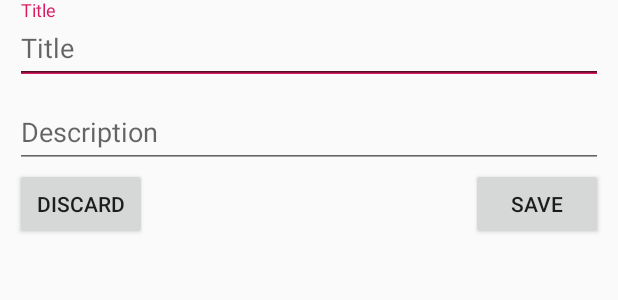
After one commit to ozakeri/generatePassword, an Android app: the layout add_notes_layout_dialog.xml on its own in the app's theme, with its tools: preview values and no code run, on a phone screen of 412 x 824 dp. The commit adds this screen. Shown: the top 300 px of the screen. Run offline under Robolectric (Android 15) with nearby library versions, the phone set to English and light mode, and no system bars.

Commit message:
commited by omid zakeri

```diff
--- a/app/build.gradle
+++ b/app/build.gradle
@@ -32,7 +32,7 @@ dependencies {
     androidTestImplementation 'androidx.test:runner:1.2.0'
     androidTestImplementation 'androidx.test.espresso:espresso-core:3.2.0'
     implementation "com.android.support:appcompat-v7:$rootProject.supportLibraryVersion"
-    implementation ("org.adw.library:discrete-seekbar:$rootProject.discreteSeekbarVersion") {
+    implementation("org.adw.library:discrete-seekbar:$rootProject.discreteSeekbarVersion") {
         exclude group: 'com.android.support'
         exclude module: 'appcompat-v7'
         exclude module: 'support-v4'
@@ -43,5 +43,7 @@ dependencies {
     annotationProcessor "com.jakewharton:butterknife-compiler:$rootProject.butterKnifeVersion"
     implementation "android.arch.persistence.room:runtime:$rootProject.roomVersion"
     annotationProcessor "android.arch.persistence.room:compiler:$rootProject.roomVersion"
-
+    implementation "androidx.recyclerview:recyclerview:$rootProject.recyclerviewVersion"
+    implementation "androidx.cardview:cardview:$rootProject.cardviewVersion"
+    implementation "com.google.android.material:material:$rootProject.materialVersion"
 }
--- a/app/src/main/AndroidManifest.xml
+++ b/app/src/main/AndroidManifest.xml
@@ -9,6 +9,7 @@
         android:roundIcon="@mipmap/ic_launcher_round"
         android:supportsRtl="true"
         android:theme="@style/AppTheme">
+        <activity android:name=".NotesActivity"></activity>
         <activity android:name=".MainActivity">
             <intent-filter>
                 <action android:name="android.intent.action.MAIN" />
--- a/app/src/main/java/samidsoft/co/passwordgenerator/model/Note.java
+++ b/app/src/main/java/samidsoft/co/passwordgenerator/model/Note.java
@@ -3,14 +3,17 @@ package samidsoft.co.passwordgenerator.model;
 import androidx.room.ColumnInfo;
 import androidx.room.Entity;
 import androidx.room.PrimaryKey;
+import androidx.room.TypeConverters;
 
 import java.io.Serializable;
 import java.util.Date;
 
+import samidsoft.co.passwordgenerator.utils.DateConverter;
+
 @Entity
 public class Note implements Serializable {
 
-    @PrimaryKey
+    @PrimaryKey(autoGenerate = true)
     @ColumnInfo(name = "id")
     private Long id;
     @ColumnInfo(name = "title")
@@ -20,6 +23,7 @@ public class Note implements Serializable {
     @ColumnInfo(name = "searchKey")
     private String searchKey;
     @ColumnInfo(name = "dateCreation")
+    @TypeConverters({DateConverter.class})
     private Date dateCreation;
 
     public Long getId() {
--- /dev/null
+++ b/app/src/main/res/layout/add_notes_layout_dialog.xml
@@ -0,0 +1,76 @@
+<?xml version="1.0" encoding="utf-8"?>
+<androidx.constraintlayout.widget.ConstraintLayout xmlns:android="http://schemas.android.com/apk/res/android"
+    xmlns:tools="http://schemas.android.com/tools"
+    android:layout_width="match_parent"
+    android:layout_height="wrap_content">
+
+    <RelativeLayout
+        android:layout_width="match_parent"
+        android:layout_height="wrap_content"
+        android:layout_margin="10dp"
+        tools:ignore="MissingConstraints">
+
+
+        <com.google.android.material.textfield.TextInputLayout
+            android:layout_width="match_parent"
+            android:layout_height="wrap_content">
+
+            <androidx.appcompat.widget.AppCompatEditText
+                android:layout_width="match_parent"
+                android:layout_height="wrap_content"
+                android:hint="@string/title" />
+
+        </com.google.android.material.textfield.TextInputLayout>
+
+
+        <com.google.android.material.textfield.TextInputLayout
+            android:id="@+id/input_layout_title1"
+            android:layout_width="match_parent"
+            android:layout_height="wrap_content">
+
+            <androidx.appcompat.widget.AppCompatEditText
+                android:id="@+id/input_title1"
+                android:layout_width="match_parent"
+                android:layout_height="wrap_content"
+                android:hint="@string/title" />
+
+        </com.google.android.material.textfield.TextInputLayout>
+
+        <com.google.android.material.textfield.TextInputLayout
+            android:id="@+id/input_layout_title2"
+            android:layout_width="match_parent"
+            android:layout_height="wrap_content"
+            android:layout_below="@+id/input_layout_title1">
+
+            <androidx.appcompat.widget.AppCompatEditText
+                android:id="@+id/input_title2"
+                android:layout_width="match_parent"
+                android:layout_height="wrap_content"
+                android:hint="@string/description" />
+
+        </com.google.android.material.textfield.TextInputLayout>
+
+        <androidx.appcompat.widget.AppCompatButton
+            android:id="@+id/btn_save"
+            android:layout_width="wrap_content"
+            android:layout_height="wrap_content"
+            android:layout_centerHorizontal="true"
+            android:layout_below="@+id/input_layout_title2"
+            android:layout_alignParentRight="true"
+            android:text="@string/save"
+            android:layout_alignParentEnd="true" />
+
+        <androidx.appcompat.widget.AppCompatButton
+            android:id="@+id/btn_discard"
+            android:layout_width="wrap_content"
+            android:layout_height="wrap_content"
+            android:layout_centerHorizontal="true"
+            android:text="@string/discard"
+            android:layout_alignParentLeft="true"
+            android:layout_below="@+id/input_layout_title2"
+            android:layout_alignParentStart="true" />
+
+
+    </RelativeLayout>
+
+</androidx.constraintlayout.widget.ConstraintLayout>
--- a/app/src/main/res/values/strings.xml
+++ b/app/src/main/res/values/strings.xml
@@ -9,4 +9,9 @@
     <string name="password_copied">Password successfully copied to clipboard</string>
     <string name="symbols">Symbols</string>
     <string name="upper_letters">Uppercase letters</string>
+    <string name="copy">copy</string>
+    <string name="title">Title</string>
+    <string name="description">Description</string>
+    <string name="save">Save</string>
+    <string name="discard">Discard</string>
 </resources>
--- a/app/src/main/res/values/styles.xml
+++ b/app/src/main/res/values/styles.xml
@@ -1,7 +1,7 @@
 <resources xmlns:tools="http://schemas.android.com/tools">
 
     <!-- Base application theme. -->
-    <style name="AppTheme" parent="Theme.AppCompat.Light.DarkActionBar">
+    <style name="AppTheme" parent="Theme.AppCompat.Light.NoActionBar">
         <!-- Customize your theme here. -->
         <item name="colorPrimary">@color/colorPrimary</item>
         <item name="colorPrimaryDark">@color/colorPrimaryDark</item>
@@ -15,6 +15,7 @@
         <item name="android:theme">@style/ThemeOverlay.AppCompat.Dark.ActionBar</item>
         <item name="popupTheme">@style/ThemeOverlay.AppCompat.Light</item>
     </style>
+
 
     <style name="GenerateButtonTheme" parent="ThemeOverlay.AppCompat.Dark">
         <item name="android:background">?attr/selectableItemBackground</item>
--- a/build.gradle
+++ b/build.gradle
@@ -30,6 +30,9 @@ ext{
     discreteSeekbarVersion = '1.0.1'
     butterKnifeVersion = '10.2.0'
     roomVersion = '1.1.1'
+    recyclerviewVersion = '1.1.0-beta04'
+    cardviewVersion = '1.0.0'
+    materialVersion = '1.1.0-alpha10'
 }
 
 task clean(type: Delete) {
```
Also changed, not shown: app/src/main/java/samidsoft/co/passwordgenerator/MainActivity.java (+29 -2 lines), app/src/main/java/samidsoft/co/passwordgenerator/NotesActivity.java (added, +82 -0 lines), app/src/main/java/samidsoft/co/passwordgenerator/utils/DateConverter.java (added, +17 -0 lines), app/src/main/res/layout/activity_main.xml (+21 -6 lines), app/src/main/res/layout/activity_notes.xml (added, +43 -0 lines), app/src/main/res/menu/toolbar_menu.xml (added, +10 -0 lines), app/src/main/res/drawable/add_note_icon.png (added).
